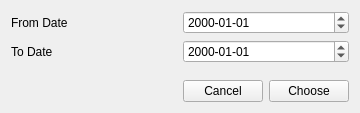
Qt form forms/fromtodates.ui (LukyLuke/PiTres) before a commit.
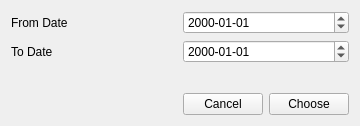
The same form after that commit.

The edit to the form file:
```diff
--- a/forms/fromtodates.ui
+++ b/forms/fromtodates.ui
@@ -7,19 +7,19 @@
     <x>0</x>
     <y>0</y>
     <width>360</width>
-    <height>113</height>
+    <height>126</height>
    </rect>
   </property>
   <property name="minimumSize">
    <size>
     <width>360</width>
-    <height>113</height>
+    <height>126</height>
    </size>
   </property>
   <property name="maximumSize">
    <size>
     <width>360</width>
-    <height>113</height>
+    <height>126</height>
    </size>
   </property>
   <property name="windowTitle">
@@ -64,6 +64,16 @@
    </item>
    <item>
     <layout class="QVBoxLayout" name="verticalLayout_2">
+     <item>
+      <widget class="QLabel" name="hintLabel">
+       <property name="text">
+        <string/>
+       </property>
+       <property name="wordWrap">
+        <bool>true</bool>
+       </property>
+      </widget>
+     </item>
      <item>
       <spacer name="verticalSpacer">
        <property name="orientation">
```
